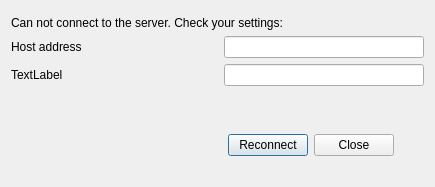
Above: txplayagui/ui/reconnectdialog.ui from petrushev/txplaya before the change. Below: the same form after it.
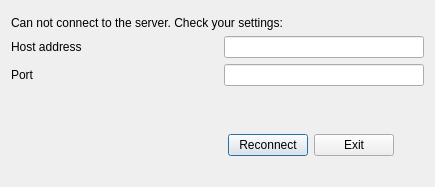
That is the form after the change. Icons and pictures are not drawn.

Commit message: Refactored reconnect dialog to use response instead of signals

```diff
--- a/txplayagui/ui/reconnectdialog.ui
+++ b/txplayagui/ui/reconnectdialog.ui
@@ -54,7 +54,7 @@
        <item>
         <widget class="QLabel" name="label_3">
          <property name="text">
-          <string>TextLabel</string>
+          <string>Port</string>
          </property>
         </widget>
        </item>
@@ -147,7 +147,7 @@
      <item>
       <widget class="QPushButton" name="closeButton">
        <property name="text">
-        <string>Close</string>
+        <string>Exit</string>
        </property>
        <property name="icon">
         <iconset resource="resource.qrc">
```
Left out of the diff: 4 changed lines with no effect on the pictures. The commit also changes 2 other files.
